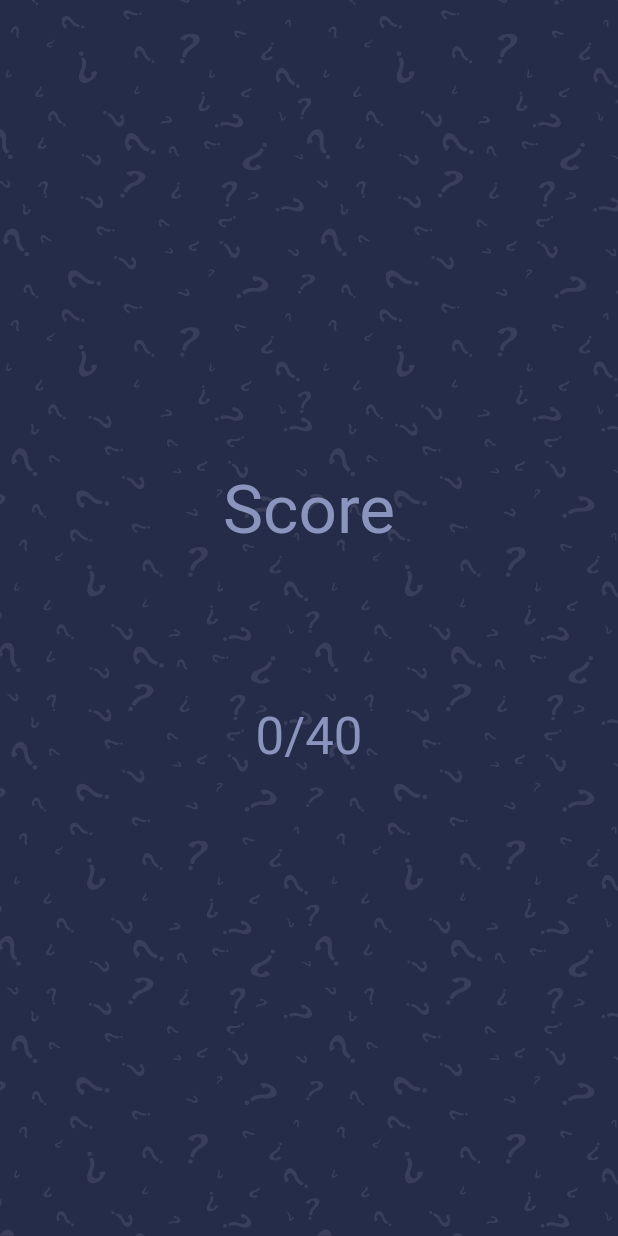
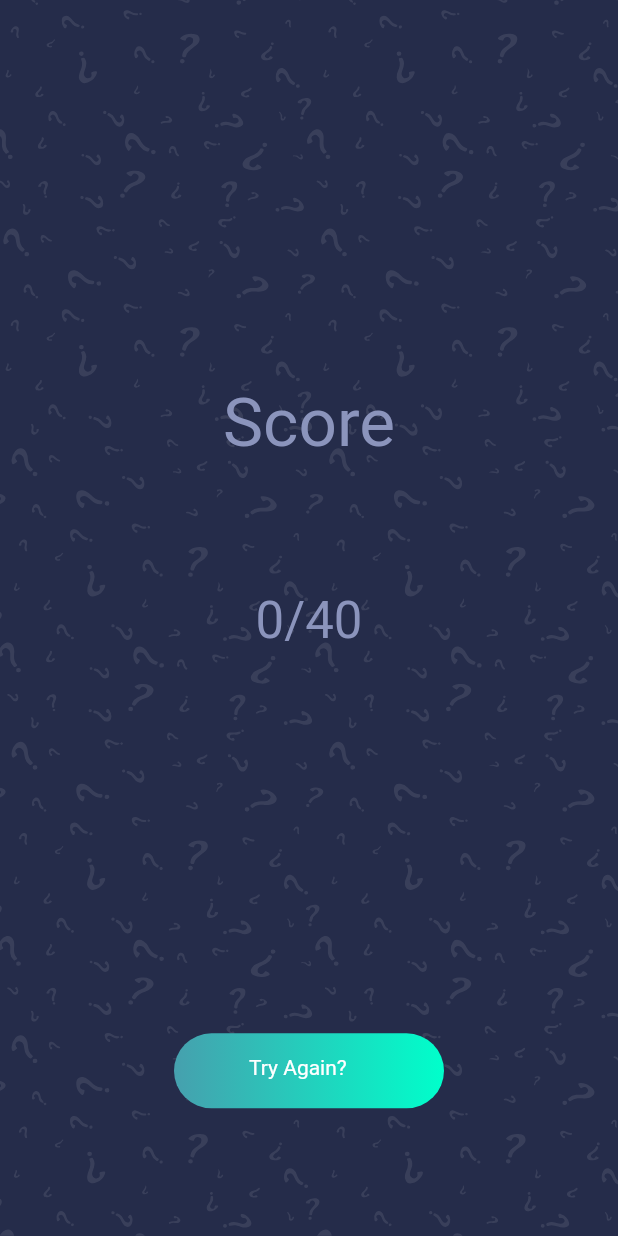
Before and after one commit to soumyajitdas365/another_quiz_app, a Flutter app: the ScoreScreen screen opened directly, on a phone screen of 412 x 824 dp. Run offline on Flutter 3.47's test engine with Material 2 defaults, Android fonts, the phone set to English and light mode, and no system bars; our stand-ins replace flutter_svg, get.

Commit message:
Route the pages and finalize the functions

```diff
--- a/lib/controller/controller.dart
+++ b/lib/controller/controller.dart
@@ -1,6 +1,7 @@
 // ignore_for_file: unused_field, unnecessary_this, prefer_const_constructors, non_constant_identifier_names, prefer_final_fields
 
 import 'package:another_quiz/models/questionsmodel.dart';
+import 'package:another_quiz/screens/scorescreen.dart';
 
 import 'package:flutter/cupertino.dart';
 import 'package:get/get.dart';
@@ -67,6 +68,8 @@ class Controller extends GetxController with GetSingleTickerProviderStateMixin {
           .nextPage(duration: Duration(milliseconds: 250), curve: Curves.ease);
       _animationcontroller.reset();
       _animationcontroller.forward().whenComplete(() => nextQuestion());
+    } else {
+      Get.to(ScoreScreen());
     }
   }
 
--- a/lib/screens/questionscreen.dart
+++ b/lib/screens/questionscreen.dart
@@ -18,13 +18,14 @@ class QuestionScreen extends StatelessWidget {
     return Scaffold(
       extendBodyBehindAppBar: true,
       appBar: AppBar(
+        automaticallyImplyLeading: false,
         backgroundColor: Colors.transparent,
         elevation: 0,
         actions: [
           Padding(
             padding: const EdgeInsets.all(8.0),
             child: GestureDetector(
-              onTap: () {},
+              onTap: () => Get.back(),
               child: Icon(Icons.arrow_back_ios_new),
             ),
           ),
--- a/lib/screens/scorescreen.dart
+++ b/lib/screens/scorescreen.dart
@@ -2,6 +2,8 @@
 
 import 'package:another_quiz/controller/controller.dart';
 import 'package:another_quiz/konstants.dart';
+
+import 'package:another_quiz/screens/welcomescreen.dart';
 import 'package:flutter/material.dart';
 import 'package:flutter_svg/flutter_svg.dart';
 import 'package:get/get.dart';
@@ -12,6 +14,7 @@ class ScoreScreen extends StatelessWidget {
   @override
   Widget build(BuildContext context) {
     Controller _controller = Get.put(Controller());
+
     return Scaffold(
       body: Stack(
         fit: StackFit.expand,
@@ -43,6 +46,20 @@ class ScoreScreen extends StatelessWidget {
               Spacer(
                 flex: 3,
               ),
+              GestureDetector(
+                onTap: () => Get.to(WelcomeScreen()),
+                child: Container(
+                  height: 50,
+                  width: 180,
+                  padding: EdgeInsets.symmetric(horizontal: 50, vertical: 15),
+                  decoration: BoxDecoration(
+                    borderRadius: BorderRadius.circular(35),
+                    gradient: kPrimaryGradient,
+                  ),
+                  child: Text("Try Again?"),
+                ),
+              ),
+              Spacer(),
             ],
           ),
         ],
--- a/lib/screens/welcomescreen.dart
+++ b/lib/screens/welcomescreen.dart
@@ -1,8 +1,10 @@
 // ignore_for_file: prefer_const_constructor, unused_local_variable, prefer_const_constructors
 
 import 'package:another_quiz/konstants.dart';
+import 'package:another_quiz/screens/questionscreen.dart';
 import 'package:flutter/material.dart';
 import 'package:flutter_svg/flutter_svg.dart';
+import 'package:get/get.dart';
 
 class WelcomeScreen extends StatelessWidget {
   const WelcomeScreen({Key? key}) : super(key: key);
@@ -44,7 +46,7 @@ class WelcomeScreen extends StatelessWidget {
                 ),
                 Spacer(),
                 GestureDetector(
-                  onTap: () {},
+                  onTap: () => Get.to(QuestionScreen()),
                   child: Container(
                     height: size.height * 0.08,
                     width: size.width * 0.9,
```
Also changed, not shown: lib/main.dart (+4 -3 lines).
